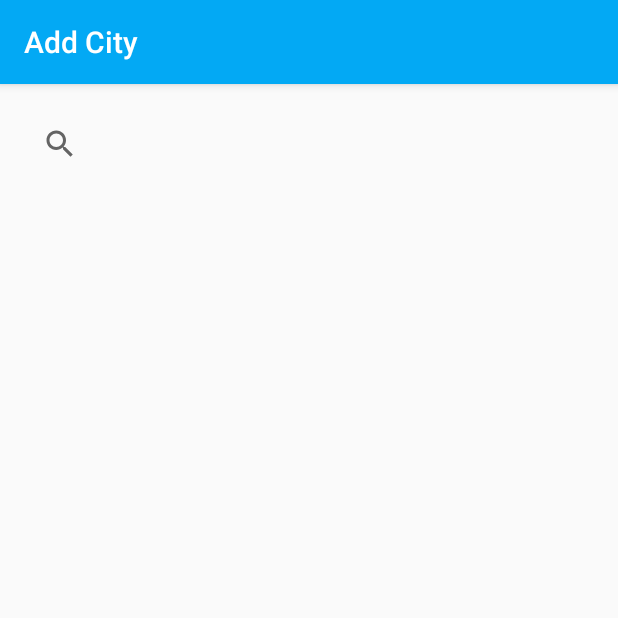
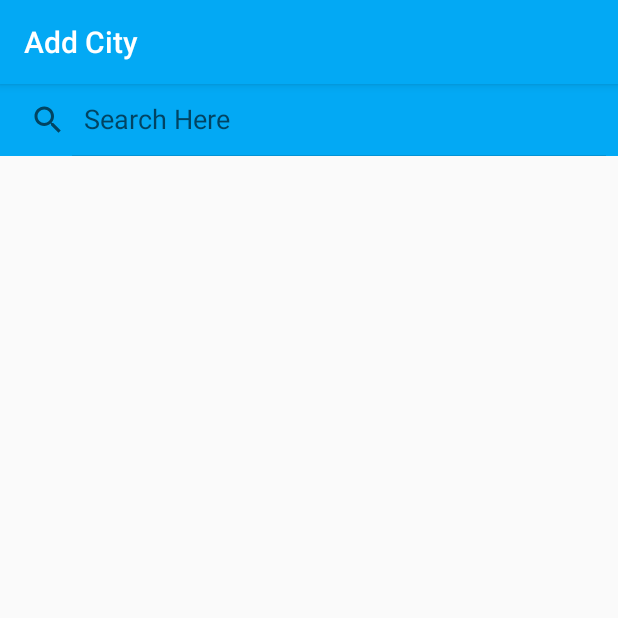
Before and after one commit to mattCasanova/weather-report, an Android app: the AddCityActivity screen opened directly, with no data from a screen before it, on a phone screen of 412 x 824 dp, the top half of it. Run offline under Robolectric (Android 15) with nearby library versions, the phone set to English and light mode, and no system bars.

Commit message:
Added color and basic responder to searchbar

```diff
--- a/app/src/main/java/com/mattcasanova/weatherreport/activities/AddCityActivity.java
+++ b/app/src/main/java/com/mattcasanova/weatherreport/activities/AddCityActivity.java
@@ -3,21 +3,38 @@ package com.mattcasanova.weatherreport.activities;
 import android.support.v7.app.ActionBar;
 import android.support.v7.app.AppCompatActivity;
 import android.os.Bundle;
+import android.util.Log;
+import android.widget.SearchView;
 
 import com.mattcasanova.weatherreport.R;
 
-public class AddCityActivity extends AppCompatActivity {
+public class AddCityActivity extends AppCompatActivity implements SearchView.OnQueryTextListener{
 
     @Override
     protected void onCreate(Bundle savedInstanceState) {
         super.onCreate(savedInstanceState);
         setContentView(R.layout.activity_add_city);
 
+        ActionBar actionBar  = getSupportActionBar();
+        SearchView searchBar = findViewById(R.id.searchBar);
 
-        ActionBar actionBar = getSupportActionBar();
+
         if(actionBar != null) {
             String addTitle = getString(R.string.title_add_city);
             actionBar.setTitle(addTitle);
         }
+
+        searchBar.setOnQueryTextListener(this);
     }
+
+    @Override
+    public boolean onQueryTextSubmit(String s) {
+        return false;
+    }
+
+    @Override
+    public boolean onQueryTextChange(String s) {
+        return false;
+    }
+
 }
--- a/app/src/main/res/layout/activity_add_city.xml
+++ b/app/src/main/res/layout/activity_add_city.xml
@@ -7,11 +7,15 @@
     tools:context=".activities.AddCityActivity">
 
     <SearchView
+        android:id="@+id/searchBar"
         android:layout_width="0dp"
         android:layout_height="wrap_content"
-        android:layout_marginEnd="16dp"
-        android:layout_marginStart="16dp"
-        android:layout_marginTop="16dp"
+
+        android:background="@color/colorPrimary"
+        android:iconifiedByDefault="false"
+        android:orientation="horizontal"
+        android:queryHint="Search Here"
+        android:theme="@style/Base.Widget.AppCompat.SearchView"
         app:layout_constraintEnd_toEndOf="parent"
         app:layout_constraintStart_toStartOf="parent"
         app:layout_constraintTop_toTopOf="parent" />
```
